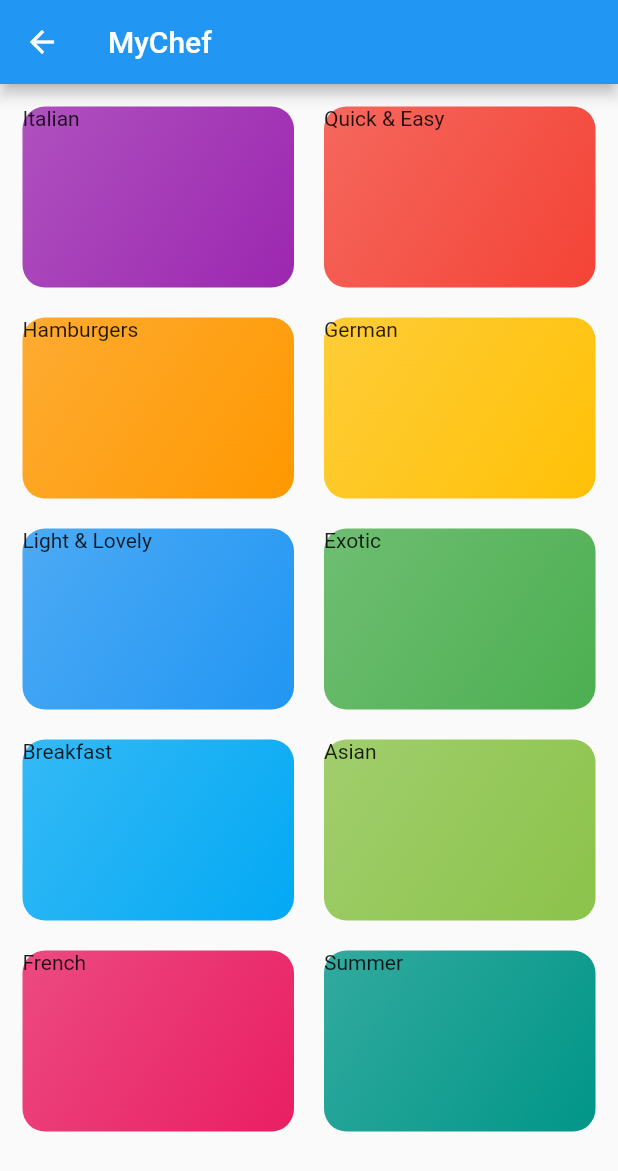
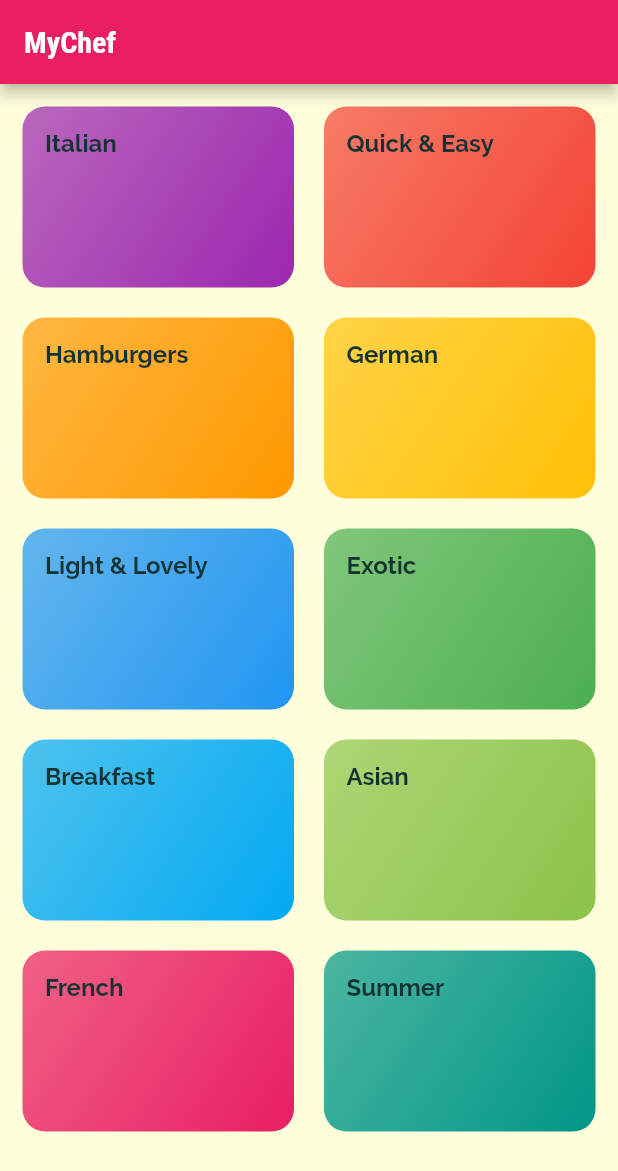
Before and after one commit to batugkocak/Meals, a Flutter app: the CategoriesPage screen opened directly, on a phone screen of 412 x 824 dp. Shown: the top 1171 px of the screen. Run offline on Flutter 3.47's test engine with Material 2 defaults, Android fonts, the phone set to English and light mode, and no system bars.

Commit message:
change theme

```diff
--- a/lib/main.dart
+++ b/lib/main.dart
@@ -1,22 +1,41 @@
 import 'package:flutter/material.dart';
+import 'package:meals/page/categories_page.dart';
 
-void main() => runApp(const MyApp());
+void main() => runApp(MyApp());
 
 class MyApp extends StatelessWidget {
-  const MyApp({super.key});
+  MyApp({super.key});
+
+  final myTheme = ThemeData(
+    colorScheme: ColorScheme.fromSwatch(
+      primarySwatch: Colors.pink,
+    ).copyWith(secondary: Colors.amber),
+    canvasColor: const Color.fromRGBO(255, 255, 220, 1),
+    fontFamily: 'Raleway',
+    textTheme: const TextTheme(
+      bodyLarge: TextStyle(
+        fontWeight: FontWeight.w600,
+        fontSize: 16,
+        color: Color.fromRGBO(20, 51, 51, 1),
+      ),
+      bodyMedium: TextStyle(
+        color: Color.fromRGBO(20, 51, 51, 1),
+      ),
+      titleLarge: TextStyle(
+          fontSize: 20,
+          color: Color.fromRGBO(20, 51, 51, 1),
+          fontFamily: 'RobotoCondensed',
+          fontWeight: FontWeight.bold),
+    ),
+  );
 
   @override
   Widget build(BuildContext context) {
     return MaterialApp(
-      title: 'Material App',
-      home: Scaffold(
-        appBar: AppBar(
-          title: const Text('Material App Bar'),
-        ),
-        body: const Center(
-          child: Text('Hello World'),
-        ),
-      ),
+      debugShowCheckedModeBanner: false,
+      theme: myTheme,
+      title: 'MyChef',
+      home: const CategoriesPage(),
     );
   }
 }
--- a/lib/widget/category_item.dart
+++ b/lib/widget/category_item.dart
@@ -13,11 +13,17 @@ class CategoryItem extends StatelessWidget {
         borderRadius: BorderRadius.circular(15),
         color: color,
         gradient: LinearGradient(colors: [
-          color.withOpacity(0.8),
+          color.withOpacity(0.7),
           color,
         ], begin: Alignment.topLeft, end: Alignment.bottomRight),
       ),
-      child: Text(title),
+      child: Padding(
+        padding: const EdgeInsets.all(15.0),
+        child: Text(
+          title,
+          style: Theme.of(context).textTheme.bodyLarge,
+        ),
+      ),
     );
   }
 }
```
Also changed, not shown: 1 other file.
